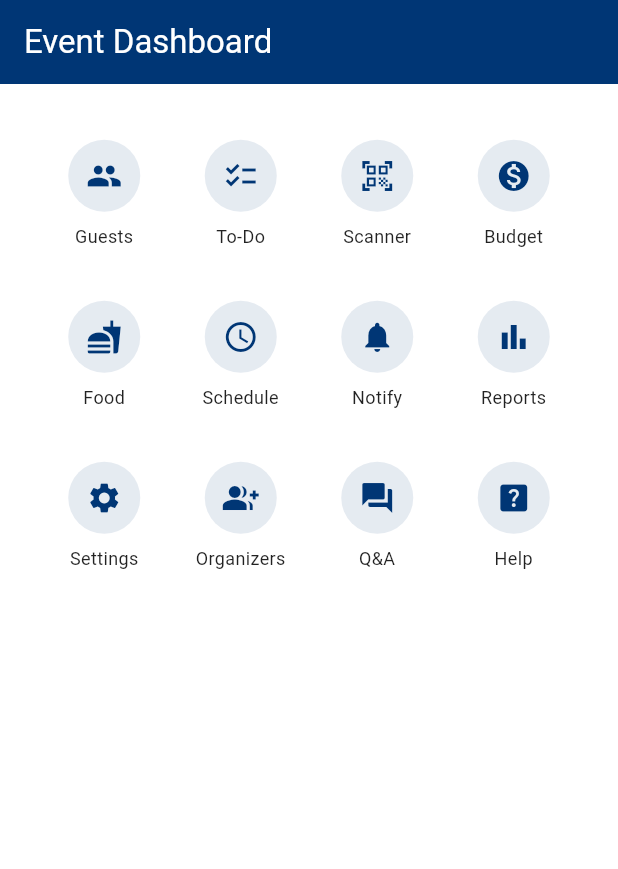
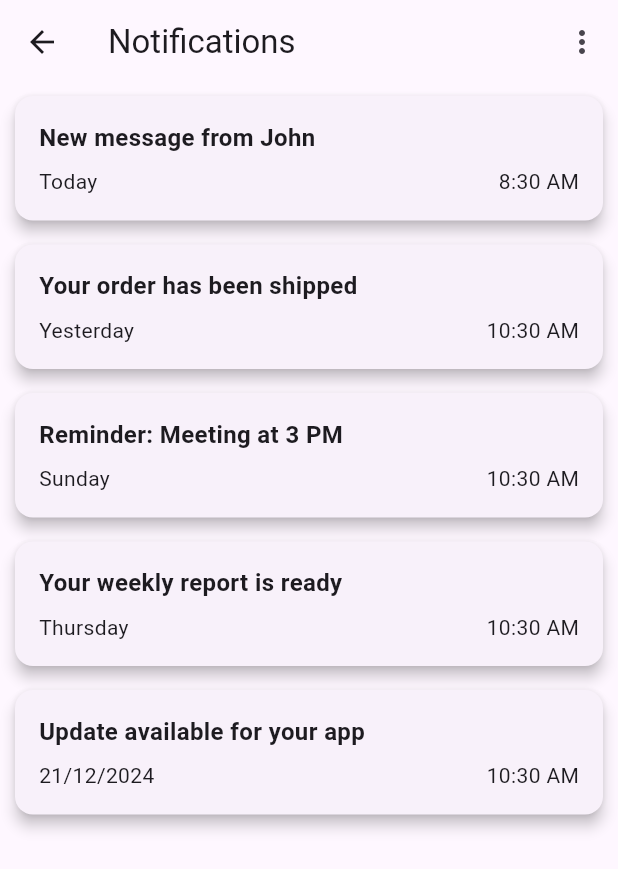
Before and after one commit to Hemalv02/Momento, a Flutter app: the screen it shows after launch, after a tap on "Notify", on a phone screen of 412 x 824 dp. Shown: the top 869 px of the screen. Run offline on Flutter 3.47's test engine with Material 3 defaults, Android fonts, the phone set to English and light mode, and no system bars; our stand-ins replace dots_indicator, flutter_bloc, flutter_native_splash, flutter_screenutil, fluttertoast, shared_preferences; missing offline and left inert: mobile_scanner.

Commit message:
Added Notification Screen

```diff
--- a/lib/main.dart
+++ b/lib/main.dart
@@ -11,6 +11,7 @@ import 'package:momento/screens/auth/reset_password/reset_password.dart';
 import 'package:momento/screens/auth/sign_up/signup.dart';
 import 'package:momento/screens/events/create_event.dart';
 import 'package:momento/screens/events/event_home.dart';
+import 'package:momento/screens/events/event_notification.dart';
 import 'package:momento/screens/events/event_schedule.dart';
 import 'package:momento/screens/events/guest_list.dart';
 import 'package:momento/screens/events/ticket_scanner.dart';
@@ -66,6 +67,7 @@ class MomentoApp extends StatelessWidget {
             'ticket_scanner': (context) => const QRScannerPage(),
             'guest_list': (context) => const GuestList(),
             'event_schedule': (context) => const EventSchedule(),
+            'event_notification': (context) => const EventNotification(),
           },
           //initialRoute: initialRoute,
           initialRoute: 'event_home',
--- a/lib/screens/events/event_home.dart
+++ b/lib/screens/events/event_home.dart
@@ -78,7 +78,7 @@ class _EventHomeState extends State<EventHome> {
                     icon: Icons.notifications,
                     label: 'Notify',
                     onTap: () {
-                      print('Notify tapped');
+                      Navigator.of(context).pushNamed('event_notification');
                     },
                   ),
                   _buildFeatureItem(
--- /dev/null
+++ b/lib/screens/events/event_notification.dart
@@ -0,0 +1,208 @@
+import 'package:flutter/material.dart';
+import 'package:intl/intl.dart';
+
+class EventNotification extends StatefulWidget {
+  const EventNotification({super.key});
+
+  @override
+  State<EventNotification> createState() => _EventNotificationState();
+}
+
+class _EventNotificationState extends State<EventNotification> {
+  // Dummy notification data (you can fetch this from a database or API)
+  final List<Map<String, dynamic>> _notifications = [
+    {
+      'title': 'New message from John',
+      'date': DateTime.now().subtract(Duration(hours: 2))
+    },
+    {
+      'title': 'Your order has been shipped',
+      'date': DateTime.now().subtract(Duration(days: 1))
+    },
+    {
+      'title': 'Reminder: Meeting at 3 PM',
+      'date': DateTime.now().subtract(Duration(days: 2))
+    },
+    {
+      'title': 'Your weekly report is ready',
+      'date': DateTime.now().subtract(Duration(days: 5))
+    },
+    {
+      'title': 'Update available for your app',
+      'date': DateTime.now().subtract(Duration(days: 10))
+    },
+  ];
+
+  // Method to format the date as "Today", "Yesterday", or day of the week, or a full date if older
+  String formatDate(DateTime date) {
+    final now = DateTime.now();
+    final difference = now.difference(date).inDays;
+
+    if (difference == 0) {
+      return 'Today';
+    } else if (difference == 1) {
+      return 'Yesterday';
+    } else if (difference < 7) {
+      return DateFormat.EEEE().format(date); // Day of the week (like Monday)
+    } else {
+      return DateFormat('dd/MM/yyyy').format(date); // Full date format
+    }
+  }
+
+  // Method to format the time to 12-hour format with AM/PM
+  String formatTime(DateTime date) {
+    return DateFormat('h:mm a').format(date); // 12-hour format with AM/PM
+  }
+
+  // Method to delete a notification
+  void _deleteNotification(int index) {
+    setState(() {
+      _notifications.removeAt(index);
+    });
+  }
+
+  void _clearAllNotifications() async {
+    int length = _notifications.length;
+    for (int i = 0; i < length; i++) {
+      await Future.delayed(
+          const Duration(milliseconds: 200)); // Delay for smooth animation
+      setState(() {
+        _notifications.removeAt(0); // Remove the first notification
+      });
+    }
+    ScaffoldMessenger.of(context).showSnackBar(
+      const SnackBar(
+        content: Text('All notifications cleared'),
+        duration: Duration(seconds: 2),
+      ),
+    );
+  }
+
+  void _moreActions() {
+    showMenu(
+      shape: RoundedRectangleBorder(
+        borderRadius: BorderRadius.circular(10),
+      ),
+      color: Colors.blueGrey,
+      context: context,
+      position:
+          RelativeRect.fromLTRB(1000, 80, 0, 0), // Positioning of the menu
+      items: [
+        PopupMenuItem(
+          padding: EdgeInsets.all(10),
+          value: 'clear_all',
+          child: Text('Clear All Notifications',
+              style: TextStyle(color: Colors.white)),
+        ),
+      ],
+    ).then((value) {
+      if (value == 'clear_all') {
+        _clearAllNotifications(); // Call the function to clear notifications
+      }
+    });
+  }
+
+  @override
+  Widget build(BuildContext context) {
+    return Scaffold(
+      appBar: AppBar(
+        title: const Text('Notifications'),
+        actions: [
+          IconButton(
+            icon: const Icon(Icons.more_vert),
+            onPressed: _moreActions,
+          )
+        ],
+      ),
+      body: _notifications.isEmpty
+          ? const Center(
+              child: Text('No notifications available'),
+            )
+          : ListView.builder(
+              itemCount: _notifications.length,
+              itemBuilder: (context, index) {
+                final notification = _notifications[index];
+                final date = notification['date'] as DateTime;
+                final formattedDate = formatDate(date);
+                final formattedTime = formatTime(date);
+
+                return Dismissible(
+                  key: Key(notification['title'] + date.toString()),
+                  direction: DismissDirection
+                      .horizontal, // Swipe left or right to delete
+                  onDismissed: (direction) {
+                    _deleteNotification(index);
+                    ScaffoldMessenger.of(context).showSnackBar(
+                      SnackBar(
+                        content: const Text('Notification dismissed'),
+                        duration: const Duration(seconds: 2),
+                        action: SnackBarAction(
+                          label: 'Undo',
+                          onPressed: () {
+                            setState(() {
+                              _notifications.insert(index, notification);
+                            });
+                          },
+                        ),
+                      ),
+                    );
+                  },
+                  background: Container(
+                    color: Colors.red,
+                    alignment: Alignment.centerLeft,
+                    padding: const EdgeInsets.only(left: 20),
+                    child: const Icon(Icons.delete, color: Colors.white),
+                  ),
+                  secondaryBackground: Container(
+                    color: Colors.red,
+                    alignment: Alignment.centerRight,
+                    padding: const EdgeInsets.only(right: 20),
+                    child: const Icon(Icons.delete, color: Colors.white),
+                  ),
+                  child: Card(
+                    margin:
+                        const EdgeInsets.symmetric(horizontal: 10, vertical: 8),
+                    elevation: 4,
+                    shape: RoundedRectangleBorder(
+                      borderRadius: BorderRadius.circular(12),
+                    ),
+                    child: Padding(
+                      padding: const EdgeInsets.all(16.0),
+                      child: Column(
+                        crossAxisAlignment: CrossAxisAlignment.start,
+                        children: [
+                          Text(
+                            notification['title'],
+                            style: const TextStyle(
+                              fontWeight: FontWeight.bold,
+                              fontSize: 16,
+                            ),
+                          ),
+                          const SizedBox(height: 8),
+                          Row(
+                            mainAxisAlignment: MainAxisAlignment.spaceBetween,
+                            children: [
+                              Text(
+                                formattedDate,
+                                style: TextStyle(
+                                  fontSize: 14,
+                                ),
+                              ),
+                              Text(
+                                formattedTime,
+                                style: TextStyle(
+                                  fontSize: 14,
+                                ),
+                              ),
+                            ],
+                          ),
+                        ],
+                      ),
+                    ),
+                  ),
+                );
+              },
+            ),
+    );
+  }
+}
```
